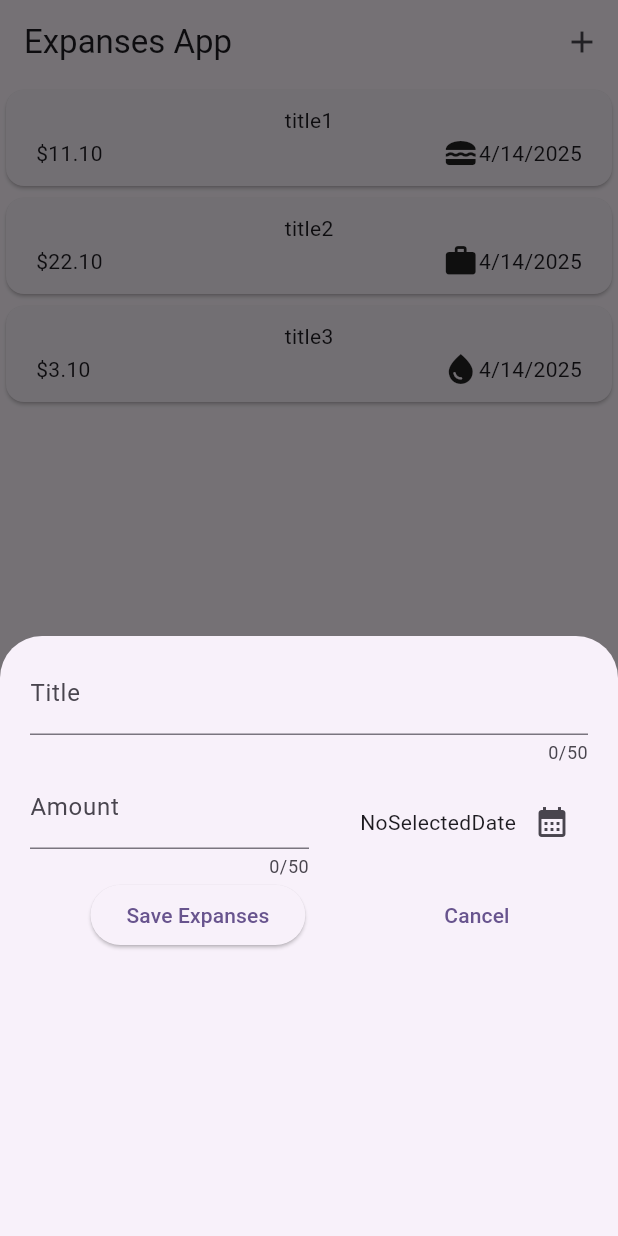
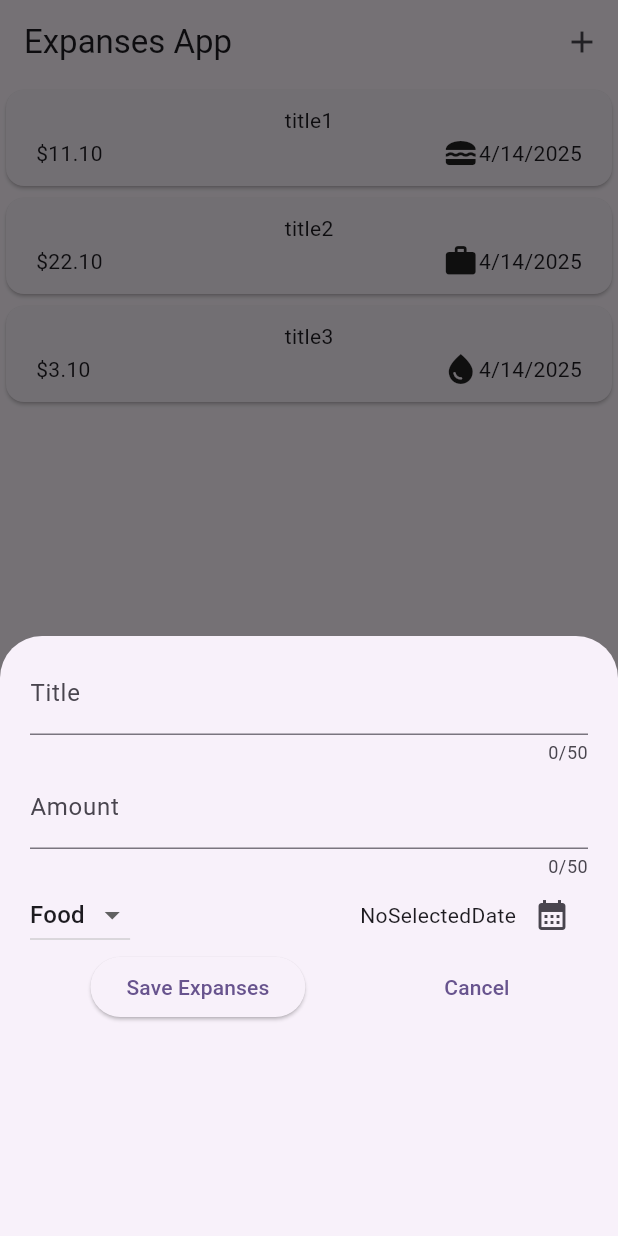
Before and after one commit to engIbrahemQruea/expenses, a Flutter app: the screen it shows after launch, after a tap on the "add" icon, on a phone screen of 412 x 824 dp. Run offline on Flutter 3.47's test engine with Material 3 defaults, Android fonts, the phone set to English and light mode, and no system bars.

Commit message:
DropdownButton

```diff
--- a/lib/widgets/expanse_text_field.dart
+++ b/lib/widgets/expanse_text_field.dart
@@ -1,8 +1,9 @@
-import 'package:expenses/models/expenses_model.dart';
 import 'package:flutter/material.dart';
 import 'dart:developer';
 
 import 'package:intl/intl.dart';
+
+import '../models/expenses_model.dart';
 
 class ExpanseTextField extends StatefulWidget {
   const ExpanseTextField({super.key});
@@ -16,6 +17,8 @@ class _ExpanseTextFieldState extends State<ExpanseTextField> {
   final amountController = TextEditingController();
 
   DateTime? _selectedDate;
+
+  Category _selectedCategory = Category.Food;
 
   @override
   void dispose() {
@@ -36,10 +39,7 @@ class _ExpanseTextFieldState extends State<ExpanseTextField> {
               label: Text('Title'),
             ),
           ),
-          Row(
-            children: [
-              Expanded(
-                child: TextField(
+          TextField(
             controller: amountController,
             keyboardType: TextInputType.number,
             maxLength: 50,
@@ -47,11 +47,25 @@ class _ExpanseTextFieldState extends State<ExpanseTextField> {
               label: Text('Amount'),
             ),
           ),
-              ),
-              Expanded(
-                child: Row(
+          Row(
             mainAxisAlignment: MainAxisAlignment.end,
             children: [
+              DropdownButton(
+                value: _selectedCategory,
+                items: Category.values
+                    .map((e) => DropdownMenuItem(
+                          value: e,
+                          child: Text(e.name),
+                        ))
+                    .toList(),
+                onChanged: (newCat) {
+                  if (newCat == null) return;
+                  setState(() {
+                    _selectedCategory = newCat;
+                  });
+                },
+              ),
+              Spacer(),
               Text(
                 _selectedDate == null
                     ? 'NoSelectedDate'
@@ -60,8 +74,7 @@ class _ExpanseTextFieldState extends State<ExpanseTextField> {
               IconButton(
                 onPressed: () async {
                   final now = DateTime.now();
-                        final firstDate =
-                            DateTime(now.year - 1, now.month, now.day);
+                  final firstDate = DateTime(now.year - 1, now.month, now.day);
                   final DateTime? pickedDate = await showDatePicker(
                     context: context,
                     initialDate: now,
@@ -74,9 +87,6 @@ class _ExpanseTextFieldState extends State<ExpanseTextField> {
                 },
                 icon: Icon(Icons.calendar_month),
               ),
-                  ],
-                ),
-              )
             ],
           ),
           Row(
```
Lines whose indentation alone changed are shown as unchanged.
